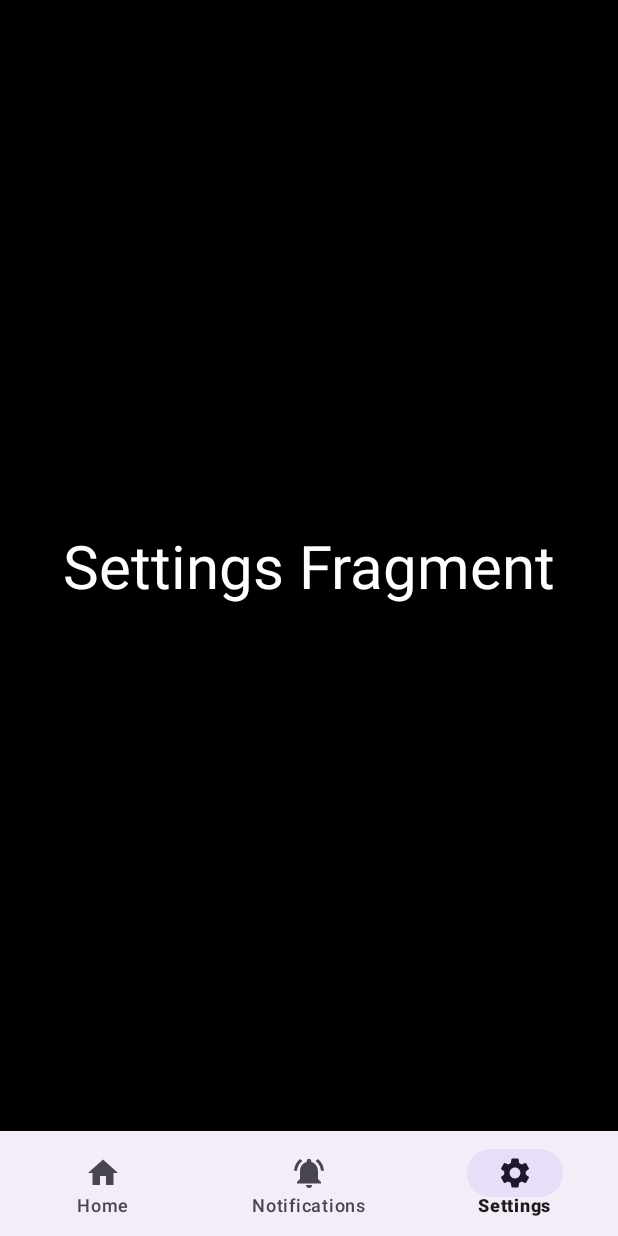
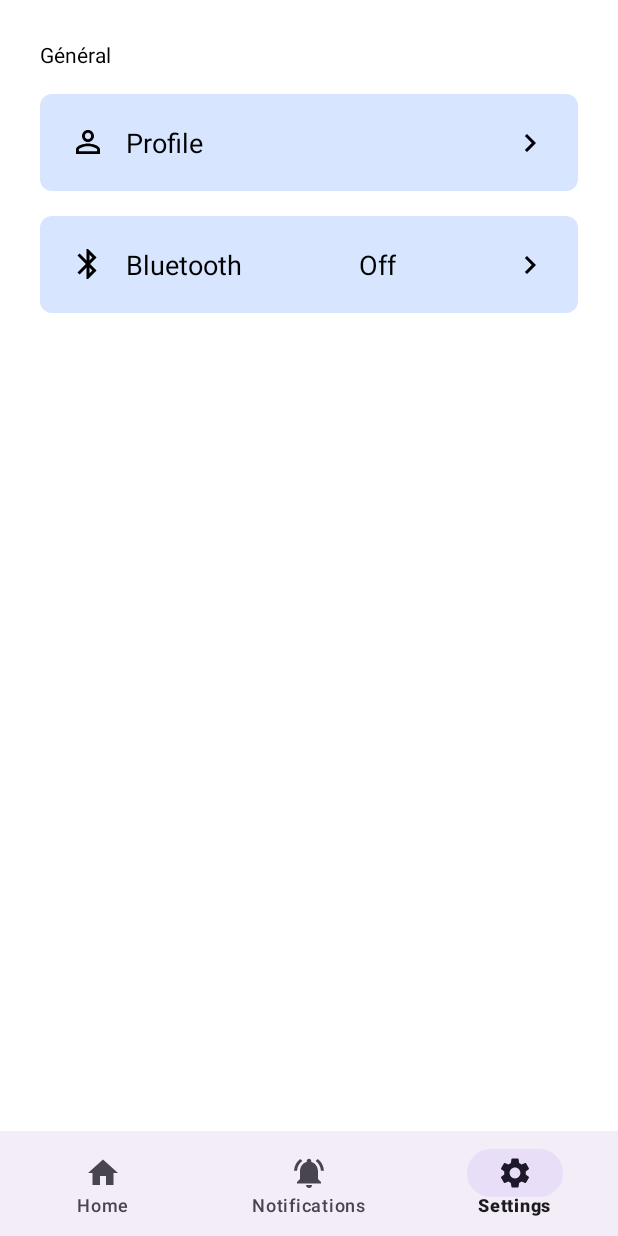
Before and after one commit to Bazene/Application-Mobile-pour-le-suivi-temps-r-el-des-signes-vitaux, an Android app: the screen it shows after launch (MainActivity), item 3 of the bottom bar chosen, on a phone screen of 412 x 824 dp. Run offline under Robolectric (Android 15) with nearby library versions, the phone set to English and light mode, and no system bars.

Commit message:
Ajout du bloc Général (Profile et Bluetooth) dans le fragment_setting

```diff
--- a/MoyoSafi_app/app/build.gradle
+++ b/MoyoSafi_app/app/build.gradle
@@ -23,9 +23,9 @@ android {
         }
     }
 
-    buildFeatures {
-        viewBinding true
-    }
+//    buildFeatures {
+//        viewBinding true
+//    }
 
     compileOptions {
         sourceCompatibility JavaVersion.VERSION_1_8
--- a/MoyoSafi_app/app/src/main/java/com/course/android/ct/moyosafiapp/MainActivity.java
+++ b/MoyoSafi_app/app/src/main/java/com/course/android/ct/moyosafiapp/MainActivity.java
@@ -1,45 +1,42 @@
 package com.course.android.ct.moyosafiapp;
 
 import android.os.Bundle;
+import android.view.MenuItem;
 
-import androidx.fragment.app.Fragment;
+import androidx.annotation.NonNull;
 import androidx.fragment.app.FragmentActivity;
-import androidx.fragment.app.FragmentManager;
-import androidx.fragment.app.FragmentTransaction;
 
-import com.course.android.ct.moyosafiapp.databinding.ActivityMainBinding;
+import com.google.android.material.bottomnavigation.BottomNavigationView;
+import com.google.android.material.navigation.NavigationBarView;
 
 public class MainActivity extends FragmentActivity {
 
-    ActivityMainBinding binding; // l'activation de ceci est fait dans le fichier grafle(Module:app)
+    BottomNavigationView bottomNavigationView;
+    HomeFragment homeFragment = new HomeFragment();
+    NotificationsFragment notificationsFragment = new NotificationsFragment();
+    SettingsFragment settingsFragment = new SettingsFragment();
 
     @Override
     protected void onCreate(Bundle savedInstanceState) {
         super.onCreate(savedInstanceState);
+        setContentView(R.layout.activity_main);
 
-//        setContentView(R.layout.activity_main);
+        bottomNavigationView = findViewById(R.id.bottomNavigationView);
 
-        binding = ActivityMainBinding.inflate(getLayoutInflater());
-        setContentView(binding.getRoot()); // link between MainActivity.java et activity_main.xml
-        replaceFragment(new HomeFragment());
-
-        binding.bottomNavigationView.setOnItemSelectedListener(item -> {
-            if(item.getItemId() == R.id.home){
-                replaceFragment(new HomeFragment());
-            } else if (item.getItemId() == R.id.notifications) {
-                replaceFragment(new NotificationsFragment());
-            } else if (item.getItemId() == R.id.settings) {
-                replaceFragment(new SettingsFragment());
+        // The launch fragment
+        getSupportFragmentManager().beginTransaction().replace(R.id.main_frame_layout, homeFragment).commit();
+        bottomNavigationView.setOnItemSelectedListener(new NavigationBarView.OnItemSelectedListener() {
+            @Override
+            public boolean onNavigationItemSelected(@NonNull MenuItem item) {
+                if(item.getItemId() == R.id.home){
+                    getSupportFragmentManager().beginTransaction().replace(R.id.main_frame_layout, homeFragment).commit();
+                } else if (item.getItemId() == R.id.notifications){
+                    getSupportFragmentManager().beginTransaction().replace(R.id.main_frame_layout, notificationsFragment).commit();
+                } else if (item.getItemId() == R.id.settings){
+                    getSupportFragmentManager().beginTransaction().replace(R.id.main_frame_layout, settingsFragment).commit();
+                }
+                return true;
             }
-
-            return true;
         });
     }
-
-    public void replaceFragment(Fragment fragment) {
-        FragmentManager fragmentManager = getSupportFragmentManager();
-        FragmentTransaction fragmentTransaction = fragmentManager.beginTransaction();
-        fragmentTransaction.replace(R.id.main_frame_layout, fragment);
-        fragmentTransaction.commit();
-    }
 }
--- /dev/null
+++ b/MoyoSafi_app/app/src/main/res/drawable/baseline_bluetooth_24.xml
@@ -0,0 +1,5 @@
+<vector android:height="24dp" android:tint="#000000"
+    android:viewportHeight="24" android:viewportWidth="24"
+    android:width="24dp" xmlns:android="http://schemas.android.com/apk/res/android">
+    <path android:fillColor="@android:color/white" android:pathData="M17.71,7.71L12,2h-1v7.59L6.41,5 5,6.41 10.59,12 5,17.59 6.41,19 11,14.41L11,22h1l5.71,-5.71 -4.3,-4.29 4.3,-4.29zM13,5.83l1.88,1.88L13,9.59L13,5.83zM14.88,16.29L13,18.17v-3.76l1.88,1.88z"/>
+</vector>
--- /dev/null
+++ b/MoyoSafi_app/app/src/main/res/drawable/baseline_chevron_right_24.xml
@@ -0,0 +1,5 @@
+<vector android:height="24dp" android:tint="#000000"
+    android:viewportHeight="24" android:viewportWidth="24"
+    android:width="24dp" xmlns:android="http://schemas.android.com/apk/res/android">
+    <path android:fillColor="@android:color/white" android:pathData="M10,6L8.59,7.41 13.17,12l-4.58,4.59L10,18l6,-6z"/>
+</vector>
--- /dev/null
+++ b/MoyoSafi_app/app/src/main/res/drawable/baseline_person_outline_24.xml
@@ -0,0 +1,5 @@
+<vector android:height="24dp" android:tint="#000000"
+    android:viewportHeight="24" android:viewportWidth="24"
+    android:width="24dp" xmlns:android="http://schemas.android.com/apk/res/android">
+    <path android:fillColor="@android:color/white" android:pathData="M12,5.9c1.16,0 2.1,0.94 2.1,2.1s-0.94,2.1 -2.1,2.1S9.9,9.16 9.9,8s0.94,-2.1 2.1,-2.1m0,9c2.97,0 6.1,1.46 6.1,2.1v1.1L5.9,18.1L5.9,17c0,-0.64 3.13,-2.1 6.1,-2.1M12,4C9.79,4 8,5.79 8,8s1.79,4 4,4 4,-1.79 4,-4 -1.79,-4 -4,-4zM12,13c-2.67,0 -8,1.34 -8,4v3h16v-3c0,-2.66 -5.33,-4 -8,-4z"/>
+</vector>
--- /dev/null
+++ b/MoyoSafi_app/app/src/main/res/drawable/row_setting_fragment.xml
@@ -0,0 +1,9 @@
+<?xml version="1.0" encoding="utf-8"?>
+
+<shape
+    xmlns:android="http://schemas.android.com/apk/res/android">
+    <solid android:color="@color/fourth_color"/>
+
+    <corners
+        android:radius="8dp"/>
+</shape>
--- a/MoyoSafi_app/app/src/main/res/layout/fragment_settings.xml
+++ b/MoyoSafi_app/app/src/main/res/layout/fragment_settings.xml
@@ -1,17 +1,97 @@
 <?xml version="1.0" encoding="utf-8"?>
-<FrameLayout xmlns:android="http://schemas.android.com/apk/res/android"
+<androidx.constraintlayout.widget.ConstraintLayout
+    xmlns:android="http://schemas.android.com/apk/res/android"
+    xmlns:app="http://schemas.android.com/apk/res-auto"
     xmlns:tools="http://schemas.android.com/tools"
     android:layout_width="match_parent"
     android:layout_height="match_parent"
+    android:padding="40px"
+    android:background="@color/white"
     tools:context=".SettingsFragment">
 
     <TextView
+        android:id="@+id/general_title"
+        android:layout_width="wrap_content"
+        android:layout_height="wrap_content"
+        app:layout_constraintStart_toStartOf="parent"
+        app:layout_constraintTop_toTopOf="parent"
+        android:text="Général"
+        android:textColor="@color/black"/>
+
+    <androidx.constraintlayout.widget.ConstraintLayout
+        android:id="@+id/profile_bloc"
         android:layout_width="match_parent"
-        android:layout_height="match_parent"
-        android:text="Settings Fragment"
-        android:textColor="@color/white"
-        android:textSize="40dp"
-        android:gravity="center"
-        android:background="@color/black"/>
+        android:layout_height="wrap_content"
+        android:layout_marginTop="25px"
+        android:theme="@style/row_setting_fragment"
+        android:padding="30px"
+        app:layout_constraintTop_toBottomOf="@+id/general_title">
 
-</FrameLayout>
+        <TextView
+            android:id="@+id/profile_text"
+            android:layout_width="wrap_content"
+            android:layout_height="wrap_content"
+            app:layout_constraintStart_toStartOf="parent"
+            app:layout_constraintTop_toTopOf="parent"
+            app:layout_constraintBottom_toBottomOf="parent"
+            android:gravity="center_vertical"
+            android:text="Profile"
+            android:textColor="@color/black"
+            android:textSize="18dp"
+            android:drawableLeft="@drawable/baseline_person_outline_24"
+            android:drawablePadding="20px"/>
+
+        <TextView
+            android:layout_width="wrap_content"
+            android:layout_height="wrap_content"
+            app:layout_constraintEnd_toEndOf="parent"
+            app:layout_constraintBottom_toBottomOf="parent"
+            android:drawableRight="@drawable/baseline_chevron_right_24"/>
+
+    </androidx.constraintlayout.widget.ConstraintLayout>
+
+    <androidx.constraintlayout.widget.ConstraintLayout
+        android:id="@+id/bluetooth_bloc"
+        android:layout_width="match_parent"
+        android:layout_height="wrap_content"
+        android:layout_marginTop="25px"
+        android:theme="@style/row_setting_fragment"
+        android:padding="30px"
+        app:layout_constraintTop_toBottomOf="@+id/profile_bloc">
+
+        <TextView
+            android:id="@+id/bluetooth_text"
+            android:layout_width="wrap_content"
+            android:layout_height="wrap_content"
+            app:layout_constraintStart_toStartOf="parent"
+            app:layout_constraintTop_toTopOf="parent"
+            app:layout_constraintBottom_toBottomOf="parent"
+            android:gravity="center_vertical"
+            android:text="Bluetooth"
+            android:textSize="18dp"
+            android:textColor="@color/black"
+            android:drawableLeft="@drawable/baseline_bluetooth_24"
+            android:drawablePadding="20px"/>
+
+        <TextView
+            android:layout_width="wrap_content"
+            android:layout_height="wrap_content"
+            app:layout_constraintTop_toTopOf="parent"
+            app:layout_constraintBottom_toBottomOf="parent"
+            app:layout_constraintStart_toEndOf="@+id/bluetooth_text"
+            app:layout_constraintEnd_toStartOf="@+id/chevron_bluetooth"
+            android:text="Off"
+            android:textSize="18dp"
+            android:textColor="@color/black"/>
+
+        <TextView
+            android:id="@+id/chevron_bluetooth"
+            android:layout_width="wrap_content"
+            android:layout_height="wrap_content"
+            app:layout_constraintEnd_toEndOf="parent"
+            app:layout_constraintBottom_toBottomOf="parent"
+            android:text=""
+            android:drawableRight="@drawable/baseline_chevron_right_24"/>
+    </androidx.constraintlayout.widget.ConstraintLayout>
+
+</androidx.constraintlayout.widget.ConstraintLayout>
--- a/MoyoSafi_app/app/src/main/res/values/style.xml
+++ b/MoyoSafi_app/app/src/main/res/values/style.xml
@@ -28,4 +28,8 @@
     <style name="vital_sign_tr">
         <item name="android:background">@drawable/vital_sign_tr</item>
     </style>
+
+    <style name="row_setting_fragment">
+        <item name="android:background">@drawable/row_setting_fragment</item>
+    </style>
 </resources>
```
